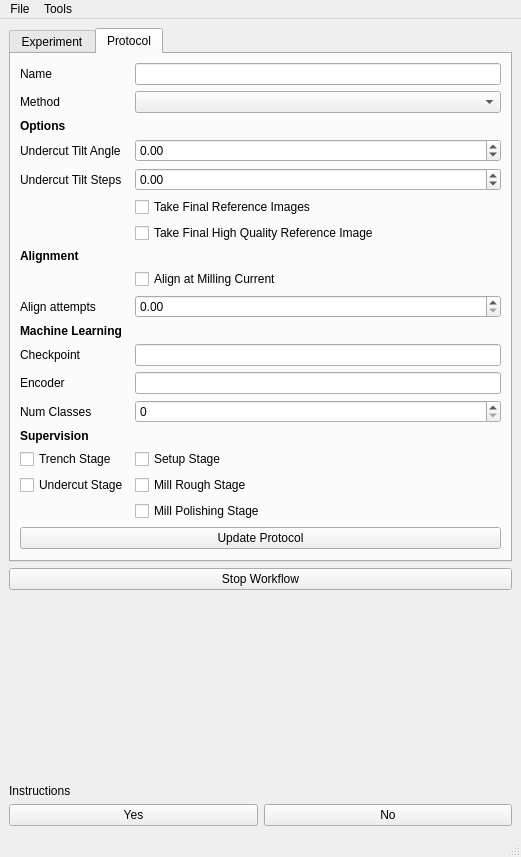
Above: autolamella/ui/qt/AutoLamellaUI.ui from DeMarcoLab/autolamella before the change. Below: the same form after it.
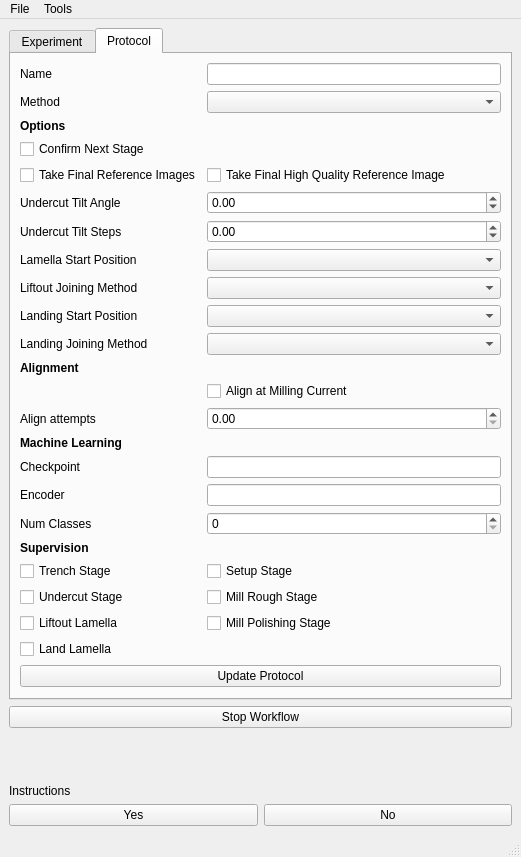
That is the form after the change. The open tabs and pages were chosen to show the change.

Diff of the .ui file:
```diff
--- a/autolamella/ui/qt/AutoLamellaUI.ui
+++ b/autolamella/ui/qt/AutoLamellaUI.ui
@@ -736,7 +736,14 @@
          </widget>
         </item>
         <item row="0" column="1">
-         <widget class="QLineEdit" name="lineEdit_name"/>
+         <widget class="QLineEdit" name="lineEdit_name">
+          <property name="sizePolicy">
+           <sizepolicy hsizetype="Preferred" vsizetype="Fixed">
+            <horstretch>0</horstretch>
+            <verstretch>0</verstretch>
+           </sizepolicy>
+          </property>
+         </widget>
         </item>
         <item row="1" column="0">
          <widget class="QLabel" name="label_protocol_method">
@@ -761,14 +768,14 @@
           </property>
          </widget>
         </item>
-        <item row="5" column="0">
+        <item row="7" column="0">
          <widget class="QLabel" name="label_protocol_undercut_tilt_angle">
           <property name="text">
            <string>Undercut Tilt Angle</string>
           </property>
          </widget>
         </item>
-        <item row="5" column="1">
+        <item row="7" column="1">
          <widget class="QDoubleSpinBox" name="doubleSpinBox_undercut_tilt">
           <property name="minimum">
            <double>-180.000000000000000</double>
@@ -778,24 +785,54 @@
           </property>
          </widget>
         </item>
-        <item row="6" column="0">
+        <item row="8" column="0">
          <widget class="QLabel" name="label_protocol_undercut_tilt_step">
           <property name="text">
            <string>Undercut Tilt Steps</string>
           </property>
          </widget>
         </item>
-        <item row="6" column="1">
-         <widget class="QDoubleSpinBox" name="doubleSpinBox_undercut_step">
-          <property name="minimum">
-           <double>-180.000000000000000</double>
+        <item row="13" column="0">
+         <widget class="QLabel" name="label_options_lamella_start_position">
+          <property name="text">
+           <string>Lamella Start Position</string>
           </property>
-          <property name="maximum">
-           <double>180.000000000000000</double>
+         </widget>
+        </item>
+        <item row="13" column="1">
+         <widget class="QComboBox" name="comboBox_options_lamella_start_position"/>
+        </item>
+        <item row="15" column="0">
+         <widget class="QLabel" name="label_options_liftout_joining_method">
+          <property name="text">
+           <string>Liftout Joining Method</string>
           </property>
          </widget>
         </item>
-        <item row="11" column="0" colspan="2">
+        <item row="15" column="1">
+         <widget class="QComboBox" name="comboBox_options_liftout_joining_method"/>
+        </item>
+        <item row="17" column="0">
+         <widget class="QLabel" name="label_options_landing_start_position">
+          <property name="text">
+           <string>Landing Start Position</string>
+          </property>
+         </widget>
+        </item>
+        <item row="17" column="1">
+         <widget class="QComboBox" name="comboBox_options_landing_start_position"/>
+        </item>
+        <item row="18" column="0">
+         <widget class="QLabel" name="label_options_landing_joining_method">
+          <property name="text">
+           <string>Landing Joining Method</string>
+          </property>
+         </widget>
+        </item>
+        <item row="18" column="1">
+         <widget class="QComboBox" name="comboBox_options_landing_joining_method"/>
+        </item>
+        <item row="23" column="0" colspan="2">
          <widget class="QLabel" name="label_alignment_header">
           <property name="font">
            <font>
@@ -809,17 +846,24 @@
           </property>
          </widget>
         </item>
-        <item row="15" column="0">
+        <item row="26" column="1">
+         <widget class="QCheckBox" name="checkBox_align_at_milling_current">
+          <property name="text">
+           <string>Align at Milling Current</string>
+          </property>
+         </widget>
+        </item>
+        <item row="27" column="0">
          <widget class="QLabel" name="beamShiftAttemptsLabel">
           <property name="text">
            <string>Align attempts</string>
           </property>
          </widget>
         </item>
-        <item row="15" column="1">
+        <item row="27" column="1">
          <widget class="QDoubleSpinBox" name="beamshift_attempts"/>
         </item>
-        <item row="17" column="0" colspan="2">
+        <item row="29" column="0" colspan="2">
          <widget class="QLabel" name="label_ml_header">
           <property name="font">
            <font>
@@ -832,27 +876,51 @@
           </property>
          </widget>
         </item>
-        <item row="18" column="0">
+        <item row="30" column="0">
          <widget class="QLabel" name="label_ml_checkpoint">
           <property name="text">
            <string>Checkpoint</string>
           </property>
          </widget>
         </item>
-        <item row="18" column="1">
-         <widget class="QLineEdit" name="lineEdit_ml_checkpoint"/>
+        <item row="30" column="1">
+         <widget class="QLineEdit" name="lineEdit_ml_checkpoint">
+          <property name="sizePolicy">
+           <sizepolicy hsizetype="Preferred" vsizetype="Fixed">
+            <horstretch>0</horstretch>
+            <verstretch>0</verstretch>
+           </sizepolicy>
+          </property>
+         </widget>
         </item>
-        <item row="19" column="0">
+        <item row="31" column="0">
          <widget class="QLabel" name="label_ml_encoder">
           <property name="text">
            <string>Encoder</string>
           </property>
          </widget>
         </item>
-        <item row="19" column="1">
-         <widget class="QLineEdit" name="lineEdit_ml_encoder"/>
+        <item row="31" column="1">
+         <widget class="QLineEdit" name="lineEdit_ml_encoder">
+          <property name="sizePolicy">
+           <sizepolicy hsizetype="Preferred" vsizetype="Fixed">
+            <horstretch>0</horstretch>
+            <verstretch>0</verstretch>
+           </sizepolicy>
+          </property>
+         </widget>
         </item>
-        <item row="21" column="0" colspan="2">
+        <item row="32" column="0">
+         <widget class="QLabel" name="label_ml_num_classes">
+          <property name="text">
+           <string>Num Classes</string>
+          </property>
+         </widget>
+        </item>
+        <item row="32" column="1">
+         <widget class="QSpinBox" name="spinBox_ml_num_classes"/>
+        </item>
+        <item row="33" column="0" colspan="2">
          <widget class="QLabel" name="label_supervise_header">
           <property name="font">
            <font>
@@ -865,79 +933,99 @@
           </property>
          </widget>
         </item>
-        <item row="22" column="0">
+        <item row="34" column="0">
          <widget class="QCheckBox" name="checkBox_trench">
           <property name="text">
            <string>Trench Stage</string>
           </property>
          </widget>
         </item>
-        <item row="22" column="1">
+        <item row="34" column="1">
          <widget class="QCheckBox" name="checkBox_setup">
           <property name="text">
            <string>Setup Stage</string>
           </property>
          </widget>
         </item>
-        <item row="23" column="0">
+        <item row="35" column="0">
          <widget class="QCheckBox" name="checkBox_undercut">
           <property name="text">
            <string>Undercut Stage</string>
           </property>
          </widget>
         </item>
-        <item row="24" column="1">
+        <item row="35" column="1">
+         <widget class="QCheckBox" name="checkBox_supervise_mill_rough">
+          <property name="text">
+           <string>Mill Rough Stage</string>
+          </property>
+         </widget>
+        </item>
+        <item row="36" column="0">
+         <widget class="QCheckBox" name="checkBox_supervise_liftout">
+          <property name="enabled">
+           <bool>true</bool>
+          </property>
+          <property name="text">
+           <string>Liftout Lamella</string>
+          </property>
+         </widget>
+        </item>
+        <item row="36" column="1">
          <widget class="QCheckBox" name="checkBox_supervise_mill_polishing">
           <property name="text">
            <string>Mill Polishing Stage</string>
           </property>
          </widget>
         </item>
-        <item row="28" column="0" colspan="2">
+        <item row="37" column="0">
+         <widget class="QCheckBox" name="checkBox_supervise_landing">
+          <property name="enabled">
+           <bool>true</bool>
+          </property>
+          <property name="text">
+           <string>Land Lamella</string>
+          </property>
+         </widget>
+        </item>
+        <item row="40" column="0" colspan="2">
          <widget class="QPushButton" name="pushButton_update_protocol">
           <property name="text">
            <string>Update Protocol</string>
           </property>
          </widget>
         </item>
-        <item row="23" column="1">
-         <widget class="QCheckBox" name="checkBox_supervise_mill_rough">
-          <property name="text">
-           <string>Mill Rough Stage</string>
+        <item row="8" column="1">
+         <widget class="QDoubleSpinBox" name="doubleSpinBox_undercut_step">
+          <property name="minimum">
+           <double>-180.000000000000000</double>
+          </property>
+          <property name="maximum">
+           <double>180.000000000000000</double>
           </property>
          </widget>
         </item>
-        <item row="8" column="1">
+        <item row="6" column="0">
          <widget class="QCheckBox" name="checkBox_take_final_reference_images">
           <property name="text">
            <string>Take Final Reference Images</string>
           </property>
          </widget>
         </item>
-        <item row="9" column="1">
+        <item row="6" column="1">
          <widget class="QCheckBox" name="checkBox_take_final_high_quality_reference">
           <property name="text">
            <string>Take Final High Quality Reference Image</string>
           </property>
          </widget>
         </item>
-        <item row="14" column="1">
-         <widget class="QCheckBox" name="checkBox_align_at_milling_current">
+        <item row="5" column="0">
+         <widget class="QCheckBox" name="checkBox_options_confirm_next_stage">
           <property name="text">
-           <string>Align at Milling Current</string>
+           <string>Confirm Next Stage</string>
           </property>
          </widget>
         </item>
-        <item row="20" column="0">
-         <widget class="QLabel" name="label_ml_num_classes">
-          <property name="text">
-           <string>Num Classes</string>
-          </property>
-         </widget>
-        </item>
-        <item row="20" column="1">
-         <widget class="QSpinBox" name="spinBox_ml_num_classes"/>
-        </item>
        </layout>
       </widget>
      </widget>
```
Left out of the diff: 18 changed lines with no effect on the pictures.
